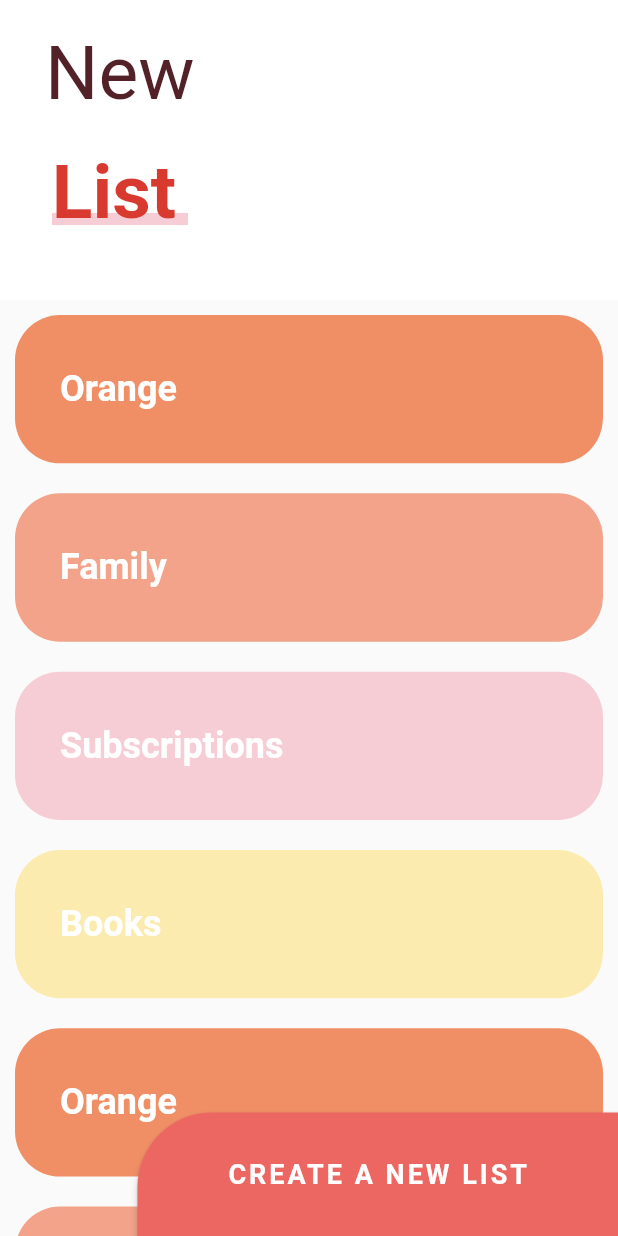
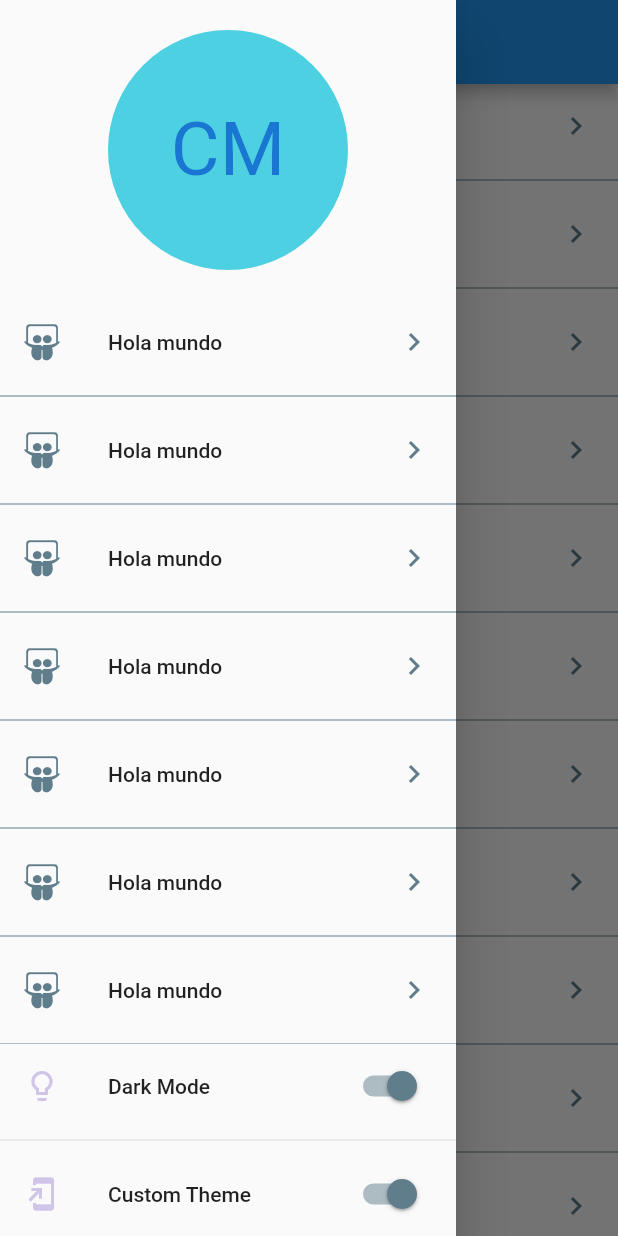
Before and after one commit to CrisMEDev/Flutter-Designs_and_animations, a Flutter app: the screen it shows after launch, with the side drawer open (before the commit the screen has no drawer), on a phone screen of 412 x 824 dp. Run offline on Flutter 3.47's test engine with Material 2 defaults, Android fonts, the phone set to English and light mode, and no system bars; our stand-ins replace animate_do, flutter_svg, font_awesome_flutter.

Commit message:
Se diseño una página para enrutar los diseños antes creados

```diff
--- a/lib/main.dart
+++ b/lib/main.dart
@@ -1,3 +1,4 @@
+import 'package:backgrounds_custom_painter/src/pages/launcher_page.dart';
 import 'package:flutter/material.dart';
 
 import 'package:backgrounds_custom_painter/src/pages/sliver_list.dart';
@@ -18,7 +19,7 @@ class MyApp extends StatelessWidget {
     return MaterialApp(
       debugShowCheckedModeBanner: false,
       title: 'Diseños app',
-      home: SliverListPage(),
+      home: LauncherPage(),
     );
   }
 }
--- /dev/null
+++ b/lib/src/pages/launcher_page.dart
@@ -0,0 +1,88 @@
+import 'package:flutter/material.dart';
+import 'package:font_awesome_flutter/font_awesome_flutter.dart';
+
+class LauncherPage extends StatelessWidget {
+  @override
+  Widget build(BuildContext context) {
+    return SafeArea(
+      child: Scaffold(
+        appBar: AppBar(
+          title: Text('Diseños en flutter'),
+        ),
+
+        drawer: _MenuLateral(),
+
+        body: _ListaOpciones()
+      ),
+    );
+  }
+}
+
+class _ListaOpciones extends StatelessWidget {
+  @override
+  Widget build(BuildContext context) {
+    return ListView.separated(
+      physics: BouncingScrollPhysics(),
+      separatorBuilder: (context, i) => Divider( color: Colors.blueGrey, ),
+      itemCount: 20,
+      itemBuilder: (context, i) => ListTile(
+        leading: FaIcon( FontAwesomeIcons.slideshare, color: Colors.blueGrey, ),
+        title: Text('Hola mundo'),
+        trailing: Icon( Icons.chevron_right, color: Colors.blueGrey, ),
+        onTap: (){},
+      ),
+    );
+  }
+}
+
+
+class _MenuLateral extends StatelessWidget {
+  @override
+  Widget build(BuildContext context) {
+    return Drawer(
+      child: Container(
+        child: Column(
+          children: [
+            Container(
+              padding: EdgeInsets.all(20.0),
+              width: double.infinity,
+              height: 200,
+              child: CircleAvatar(
+                backgroundColor: Colors.cyan[300],
+                child: Text('CM', style: TextStyle( fontSize: 50.0 ),),
+              ),
+            ),
+
+            Expanded(
+              child: _ListaOpciones(),
+            ),
+
+            ListTile(
+              leading: Icon( Icons.lightbulb_outline, color: Colors.deepPurple[100], ),
+              title: Text('Dark Mode'),
+              trailing: Switch.adaptive(
+                activeColor: Colors.blueGrey,
+                value: true,
+                onChanged: (switchDM) {}
+              ),
+            ),
+
+            Divider(),
+
+            ListTile(
+              leading: Icon( Icons.add_to_home_screen, color: Colors.deepPurple[100], ),
+              title: Text('Custom Theme'),
+              trailing: Switch.adaptive(
+                activeColor: Colors.blueGrey,
+                value: true,
+                onChanged: (switchLM) {}
+              ),
+            ),
+
+
+          ],
+        ),
+      ),
+    );
+  }
+}
```
